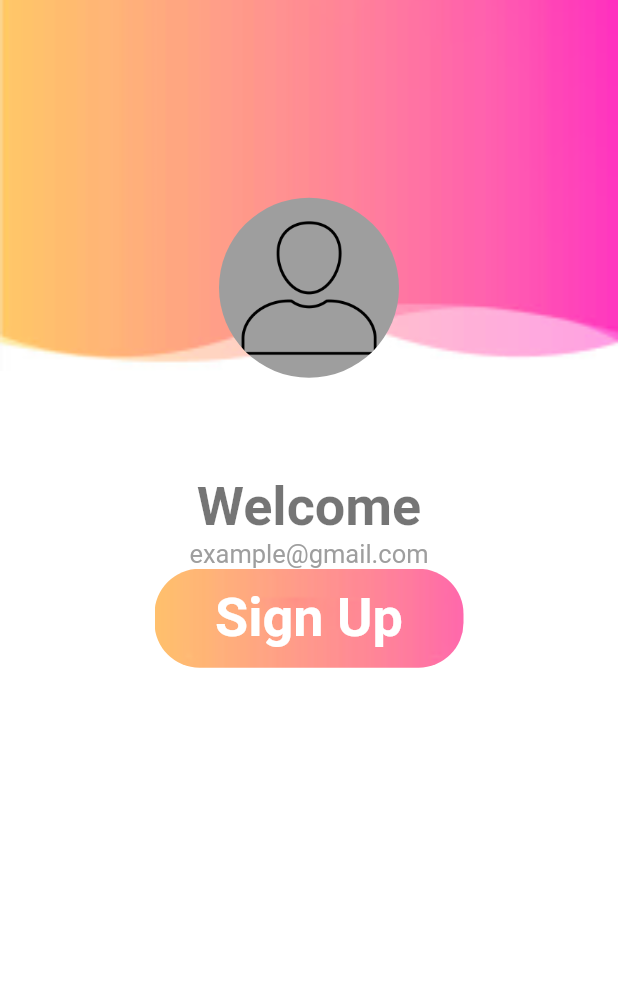
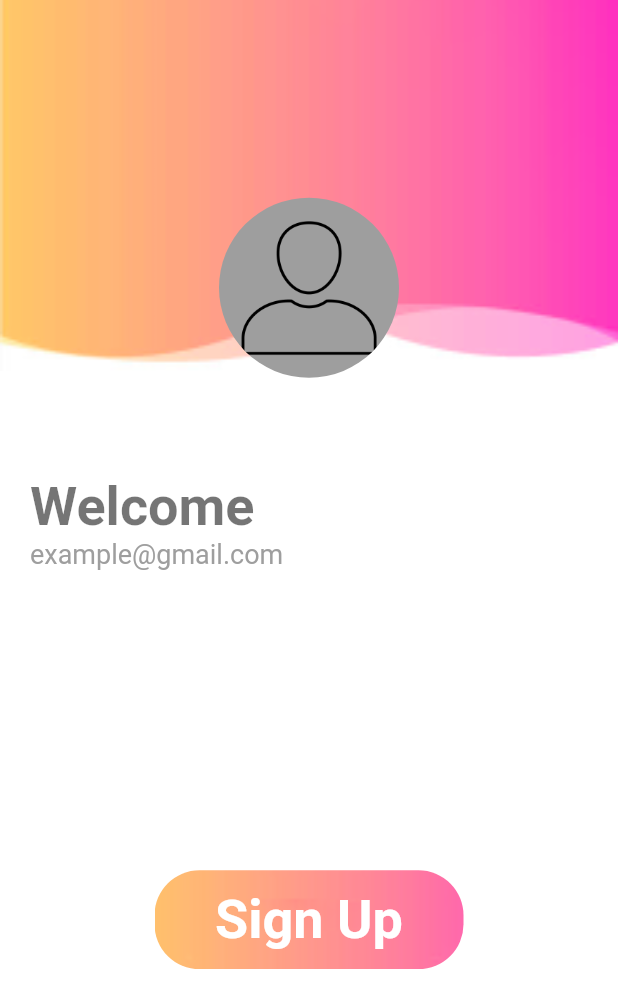
Before and after one commit to tarzann419/flutter_firebase, a Flutter app: the WelcomePage screen opened directly, on a phone screen of 412 x 824 dp. Shown: the top 1008 px of the screen. Run offline on Flutter 3.47's test engine with Material 2 defaults, Android fonts, the phone set to English and light mode, and no system bars; our stand-ins replace get.

Commit message:
recent commit

```diff
--- a/lib/login_page.dart
+++ b/lib/login_page.dart
@@ -60,6 +60,8 @@ class _LoginPageState extends State<LoginPage> {
                   ),
                   child: TextField(
                     decoration: InputDecoration(
+                      hintText: "Email Address",
+                      prefixIcon: Icon(Icons.mail_lock_outlined, color: Colors.deepOrangeAccent,),
                       focusedBorder: OutlineInputBorder(
                         borderRadius: BorderRadius.circular(30.0), // for removing rectangular edges on the input field
                         borderSide: BorderSide(
@@ -92,6 +94,8 @@ class _LoginPageState extends State<LoginPage> {
                   ),
                   child: TextField(
                     decoration: InputDecoration(
+                      hintText: "Password",
+                      prefixIcon: Icon(Icons.password_outlined, color: Colors.deepOrangeAccent,),
                       focusedBorder: OutlineInputBorder(
                         borderRadius: BorderRadius.circular(30.0), // for removing rectangular edges on the input field
                         borderSide: BorderSide(
--- a/lib/main.dart
+++ b/lib/main.dart
@@ -1,6 +1,7 @@
 import 'package:flutter/material.dart';
 import 'package:flutter_firebase/signup_page.dart';
 import 'package:flutter_firebase/welcome_page.dart';
+import 'package:get/get.dart';
 import 'login_page.dart';
 
 void main() {
@@ -13,7 +14,7 @@ class MyApp extends StatelessWidget {
   // This widget is the root of your application.
   @override
   Widget build(BuildContext context) {
-    return MaterialApp(
+    return GetMaterialApp(
       title: 'Flutter Demo',
       debugShowCheckedModeBanner: false,
       theme: ThemeData(
@@ -21,7 +22,7 @@ class MyApp extends StatelessWidget {
         primarySwatch: Colors.blue,
       ),
       // home: LoginPage()
-      home: WelcomePage()
+      home: LoginPage()
     );
   }
 }
--- a/lib/welcome_page.dart
+++ b/lib/welcome_page.dart
@@ -42,6 +42,12 @@ class WelcomePage extends StatelessWidget {
             ),
           ),
           SizedBox(height: 70,),
+          Container(
+            width: w,
+            margin: const EdgeInsets.only(left: 20.0),
+            child: Column(
+              crossAxisAlignment: CrossAxisAlignment.start,
+              children: [
                 Text(
                   "Welcome",
                   style: TextStyle(
@@ -53,10 +59,14 @@ class WelcomePage extends StatelessWidget {
                 Text(
                   "example@gmail.com",
                   style: TextStyle(
-              fontSize: 17,
+                    fontSize: 18,
                     color: Colors.grey[500],
                   ),
                 ),
+              ],
+            ),
+          ),
+          SizedBox(height: 200),
           Container(
             width: w*0.5,
             height: h*0.08,
@@ -80,7 +90,6 @@ class WelcomePage extends StatelessWidget {
               ),
             ),
           ),
-          // SizedBox(height: w*0.08),
         ],
       ),
     );
--- a/pubspec.yaml
+++ b/pubspec.yaml
@@ -36,6 +36,7 @@ dependencies:
   # The following adds the Cupertino Icons font to your application.
   # Use with the CupertinoIcons class for iOS style icons.
   cupertino_icons: ^1.0.2
+  get:
 
 dev_dependencies:
   flutter_test:
```
Also changed, not shown: pubspec.lock. Lines whose indentation alone changed are shown as unchanged.
